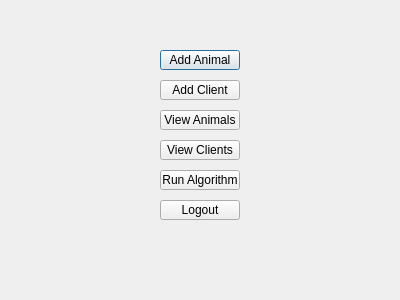
ashleefoureyes/quackjaws, file deliverable2-code/d2-source/staffhomepage.ui: the form before one commit.
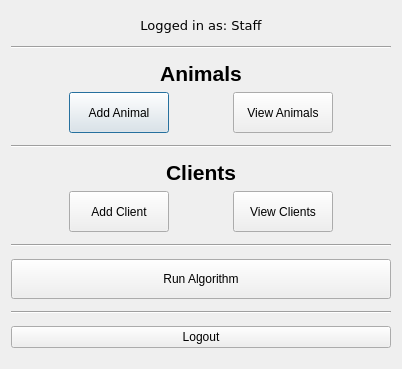
The form after the commit.

Commit message: Modified UIs to scale properly with Ubuntu. Created functionality to ensure all saved photos will have unique file names. Fixed bug with Animal storage numbering

```diff
--- a/deliverable2-code/d2-source/staffhomepage.ui
+++ b/deliverable2-code/d2-source/staffhomepage.ui
@@ -6,91 +6,238 @@
    <rect>
     <x>0</x>
     <y>0</y>
-    <width>400</width>
-    <height>300</height>
+    <width>402</width>
+    <height>369</height>
    </rect>
   </property>
+  <property name="minimumSize">
+   <size>
+    <width>100</width>
+    <height>0</height>
+   </size>
+  </property>
   <property name="windowTitle">
    <string>Dialog</string>
   </property>
-  <widget class="QPushButton" name="bAddAnimal">
-   <property name="geometry">
-    <rect>
-     <x>160</x>
-     <y>50</y>
-     <width>80</width>
-     <height>20</height>
-    </rect>
-   </property>
-   <property name="text">
-    <string>Add Animal</string>
-   </property>
-  </widget>
-  <widget class="QPushButton" name="bAddClient">
-   <property name="geometry">
-    <rect>
-     <x>160</x>
-     <y>80</y>
-     <width>80</width>
-     <height>20</height>
-    </rect>
-   </property>
-   <property name="text">
-    <string>Add Client</string>
-   </property>
-  </widget>
-  <widget class="QPushButton" name="bViewAnimals">
-   <property name="geometry">
-    <rect>
-     <x>160</x>
-     <y>110</y>
-     <width>80</width>
-     <height>20</height>
-    </rect>
-   </property>
-   <property name="text">
-    <string>View Animals</string>
-   </property>
-  </widget>
-  <widget class="QPushButton" name="bViewClients">
-   <property name="geometry">
-    <rect>
-     <x>160</x>
-     <y>140</y>
-     <width>80</width>
-     <height>20</height>
-    </rect>
-   </property>
-   <property name="text">
-    <string>View Clients</string>
-   </property>
-  </widget>
-  <widget class="QPushButton" name="bRunAlgorithm">
-   <property name="geometry">
-    <rect>
-     <x>160</x>
-     <y>170</y>
-     <width>80</width>
-     <height>20</height>
-    </rect>
-   </property>
-   <property name="text">
-    <string>Run Algorithm</string>
-   </property>
-  </widget>
-  <widget class="QPushButton" name="bLogout">
-   <property name="geometry">
-    <rect>
-     <x>160</x>
-     <y>200</y>
-     <width>80</width>
-     <height>20</height>
-    </rect>
-   </property>
-   <property name="text">
-    <string>Logout</string>
-   </property>
-  </widget>
+  <layout class="QVBoxLayout" name="verticalLayout_3">
+   <item>
+    <widget class="QLabel" name="label">
+     <property name="minimumSize">
+      <size>
+       <width>0</width>
+       <height>17</height>
+      </size>
+     </property>
+     <property name="maximumSize">
+      <size>
+       <width>16777215</width>
+       <height>17</height>
+      </size>
+     </property>
+     <property name="font">
+      <font>
+       <family>DejaVu Sans</family>
+       <pointsize>10</pointsize>
+      </font>
+     </property>
+     <property name="text">
+      <string>Logged in as: Staff</string>
+     </property>
+     <property name="alignment">
+      <set>Qt::AlignHCenter|Qt::AlignTop</set>
+     </property>
+    </widget>
+   </item>
+   <item>
+    <widget class="Line" name="line">
+     <property name="lineWidth">
+      <number>1</number>
+     </property>
+     <property name="orientation">
+      <enum>Qt::Horizontal</enum>
+     </property>
+    </widget>
+   </item>
+   <item>
+    <layout class="QVBoxLayout" name="verticalLayout">
+     <item>
+      <widget class="QLabel" name="lbAnimals">
+       <property name="maximumSize">
+        <size>
+         <width>16777215</width>
+         <height>25</height>
+        </size>
+       </property>
+       <property name="font">
+        <font>
+         <pointsize>16</pointsize>
+         <weight>75</weight>
+         <bold>true</bold>
+        </font>
+       </property>
+       <property name="text">
+        <string>Animals</string>
+       </property>
+       <property name="alignment">
+        <set>Qt::AlignCenter</set>
+       </property>
+      </widget>
+     </item>
+     <item>
+      <layout class="QHBoxLayout" name="horizontalLayout">
+       <item>
+        <widget class="QPushButton" name="bAddAnimal">
+         <property name="minimumSize">
+          <size>
+           <width>100</width>
+           <height>41</height>
+          </size>
+         </property>
+         <property name="maximumSize">
+          <size>
+           <width>100</width>
+           <height>41</height>
+          </size>
+         </property>
+         <property name="text">
+          <string>Add Animal</string>
+         </property>
+        </widget>
+       </item>
+       <item>
+        <widget class="QPushButton" name="bViewAnimals">
+         <property name="minimumSize">
+          <size>
+           <width>100</width>
+           <height>41</height>
+          </size>
+         </property>
+         <property name="maximumSize">
+          <size>
+           <width>100</width>
+           <height>41</height>
+          </size>
+         </property>
+         <property name="text">
+          <string>View Animals</string>
+         </property>
+        </widget>
+       </item>
+      </layout>
+     </item>
+    </layout>
+   </item>
+   <item>
+    <widget class="Line" name="line_2">
+     <property name="orientation">
+      <enum>Qt::Horizontal</enum>
+     </property>
+    </widget>
+   </item>
+   <item>
+    <layout class="QVBoxLayout" name="verticalLayout_2">
+     <item>
+      <widget class="QLabel" name="lbClients">
+       <property name="maximumSize">
+        <size>
+         <width>16777215</width>
+         <height>25</height>
+        </size>
+       </property>
+       <property name="font">
+        <font>
+         <pointsize>16</pointsize>
+         <weight>75</weight>
+         <bold>true</bold>
+        </font>
+       </property>
+       <property name="text">
+        <string>Clients</string>
+       </property>
+       <property name="alignment">
+        <set>Qt::AlignCenter</set>
+       </property>
+      </widget>
+     </item>
+     <item>
+      <layout class="QHBoxLayout" name="horizontalLayout_2">
+       <item>
+        <widget class="QPushButton" name="bAddClient">
+         <property name="minimumSize">
+          <size>
+           <width>100</width>
+           <height>25</height>
+          </size>
+         </property>
+         <property name="maximumSize">
+          <size>
+           <width>100</width>
+           <height>41</height>
+          </size>
+         </property>
+         <property name="text">
+          <string>Add Client</string>
+         </property>
+        </widget>
+       </item>
+       <item>
+        <widget class="QPushButton" name="bViewClients">
+         <property name="minimumSize">
+          <size>
+           <width>100</width>
+           <height>41</height>
+          </size>
+         </property>
+         <property name="maximumSize">
+          <size>
+           <width>100</width>
+           <height>41</height>
+          </size>
+         </property>
+         <property name="text">
+          <string>View Clients</string>
+         </property>
+        </widget>
+       </item>
+      </layout>
+     </item>
+    </layout>
+   </item>
+   <item>
+    <widget class="Line" name="line_4">
+     <property name="orientation">
+      <enum>Qt::Horizontal</enum>
+     </property>
+    </widget>
+   </item>
+   <item>
+    <widget class="QPushButton" name="bRunAlgorithm">
+     <property name="minimumSize">
+      <size>
+       <width>0</width>
+       <height>40</height>
+      </size>
+     </property>
+     <property name="text">
+      <string>Run Algorithm</string>
+     </property>
+    </widget>
+   </item>
+   <item>
+    <widget class="Line" name="line_3">
+     <property name="orientation">
+      <enum>Qt::Horizontal</enum>
+     </property>
+    </widget>
+   </item>
+   <item>
+    <widget class="QPushButton" name="bLogout">
+     <property name="text">
+      <string>Logout</string>
+     </property>
+    </widget>
+   </item>
+  </layout>
  </widget>
  <resources/>
  <connections/>
```
The commit also changes 14 other files.
